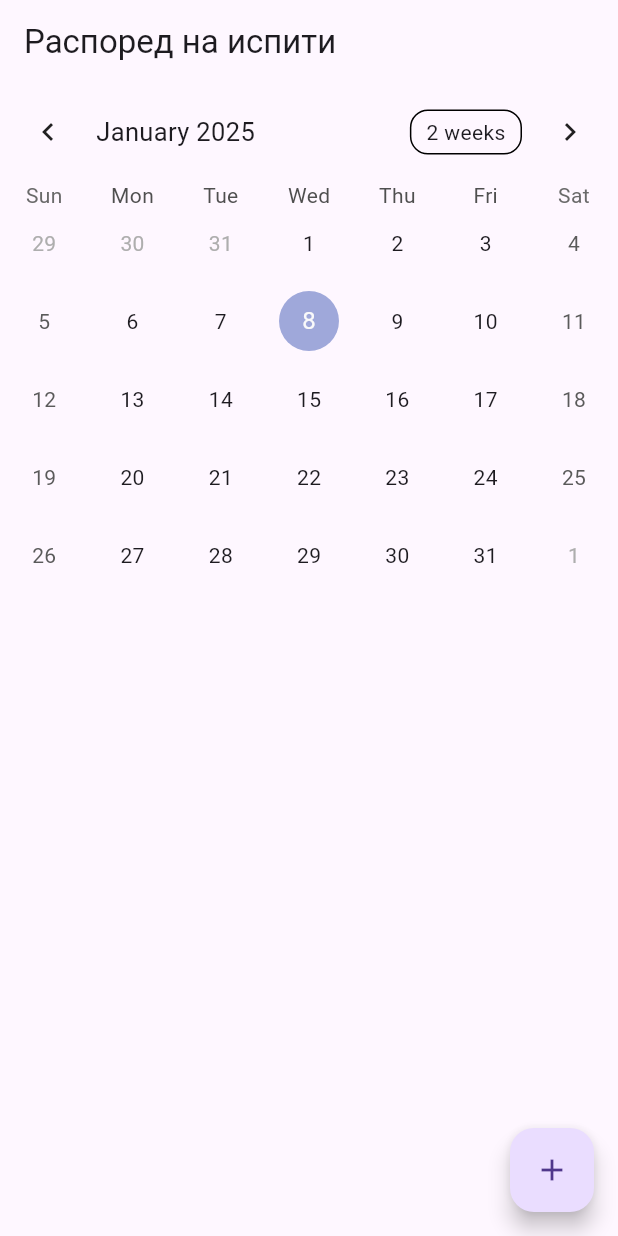
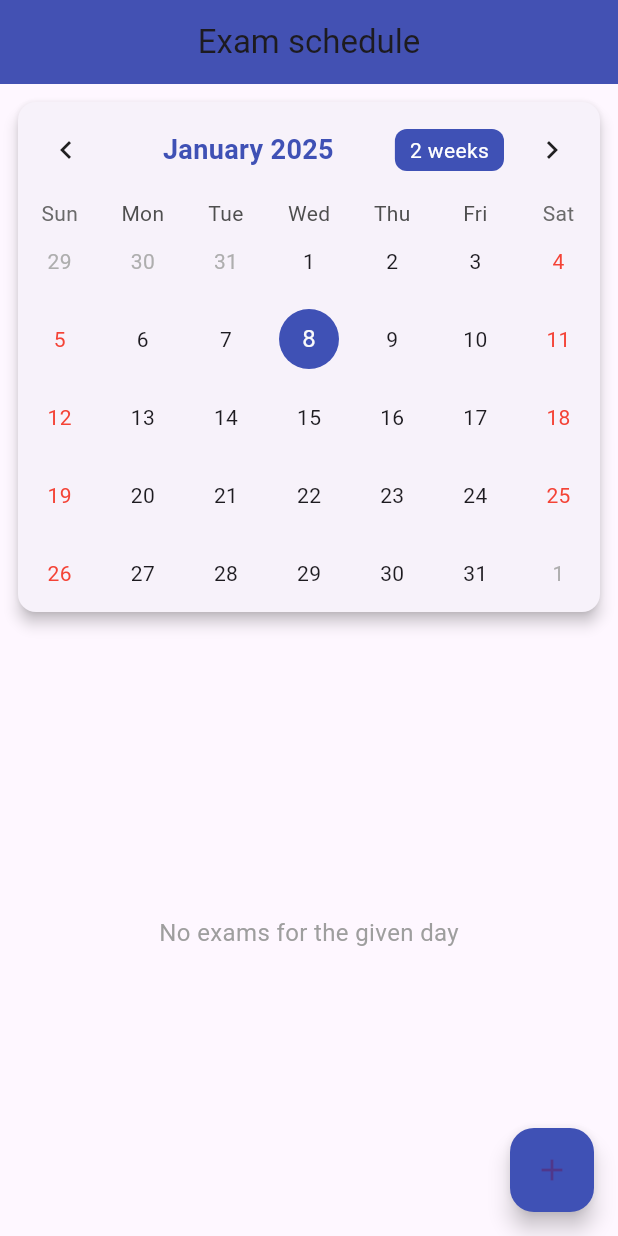
Before and after one commit to zdrave123/MIS_Lab4, a Flutter app: the screen it shows after launch, on a phone screen of 412 x 824 dp. Run offline on Flutter 3.47's test engine with Material 3 defaults, Android fonts, the light colour scheme and no system bars; drawn by our look-alikes of table_calendar; our stand-ins replace flutter_map, geolocator, latlong2.

Commit message:
Fixed/Final App

```diff
--- a/lib/main.dart
+++ b/lib/main.dart
@@ -11,7 +11,7 @@ class MyApp extends StatelessWidget {
   @override
   Widget build(BuildContext context) {
     return ChangeNotifierProvider(
-      create: (context) => ExamProvider(),
+      create: (context) => ExamService(),
       child: MaterialApp(
         title: 'Распоред на испити',
         debugShowCheckedModeBanner: false,
--- a/lib/models/exam_event.dart
+++ b/lib/models/exam.dart
@@ -1,13 +1,13 @@
 import 'package:latlong2/latlong.dart';
 
-class ExamEvent {
+class Exam {
   final String id;
   final String title;
   final DateTime dateTime;
   final LatLng location;
   final String locationName;
 
-  ExamEvent({
+  Exam({
     required this.id,
     required this.title,
     required this.dateTime,
@@ -26,8 +26,8 @@ class ExamEvent {
     };
   }
 
-  factory ExamEvent.fromMap(Map<String, dynamic> map) {
-    return ExamEvent(
+  factory Exam.fromMap(Map<String, dynamic> map) {
+    return Exam(
       id: map['id'],
       title: map['title'],
       dateTime: DateTime.parse(map['dateTime']),
--- a/lib/models/university_location.dart
+++ /dev/null
@@ -1,3 +0,0 @@
-import 'location.dart';
-
-Location university = Location("University", 42.00427, 21.40887);
--- a/lib/screens/calendar_screen.dart
+++ b/lib/screens/calendar_screen.dart
@@ -2,7 +2,7 @@ import 'package:flutter/material.dart';
 import 'package:mis_lab4/services/exam_service.dart';
 import 'package:table_calendar/table_calendar.dart';
 import 'package:provider/provider.dart';
-import 'package:mis_lab4/screens/add_exam_event_screen.dart';
+import 'package:mis_lab4/screens/add_exam_screen.dart';
 import 'package:mis_lab4/screens/map_screen.dart';
 
 class CalendarScreen extends StatefulWidget {
@@ -13,17 +13,26 @@ class CalendarScreen extends StatefulWidget {
 class _CalendarScreenState extends State<CalendarScreen> {
   CalendarFormat _calendarFormat = CalendarFormat.month;
   DateTime _focusedDay = DateTime.now();
-  DateTime? _selectedDay;
+  DateTime _selectedDay = DateTime.now();
 
   @override
   Widget build(BuildContext context) {
     return Scaffold(
       appBar: AppBar(
-        title: Text('Распоред на испити'),
+        title: Text('Exam schedule'),
+        centerTitle: true,
+        backgroundColor: Colors.indigo,
+        elevation: 4.0,
       ),
       body: Column(
         children: [
-          TableCalendar(
+          Card(
+            margin: EdgeInsets.all(12.0),
+            shape: RoundedRectangleBorder(
+              borderRadius: BorderRadius.circular(12.0),
+            ),
+            elevation: 4.0,
+            child: TableCalendar(
               firstDay: DateTime.utc(2024, 1, 1),
               lastDay: DateTime.utc(2025, 12, 31),
               focusedDay: _focusedDay,
@@ -43,26 +52,88 @@ class _CalendarScreenState extends State<CalendarScreen> {
                 });
               },
               eventLoader: (day) {
-              return context.read<ExamProvider>().getEventsForDay(day);
+                return context.read<ExamService>().getEventsForDay(day);
               },
+              headerStyle: HeaderStyle(
+                formatButtonVisible: true,
+                titleCentered: true,
+                formatButtonDecoration: BoxDecoration(
+                  color: Colors.indigo,
+                  borderRadius: BorderRadius.circular(8.0),
                 ),
+                formatButtonTextStyle: TextStyle(
+                  color: Colors.white,
+                ),
+                titleTextStyle: TextStyle(
+                  fontSize: 18.0,
+                  fontWeight: FontWeight.bold,
+                  color: Colors.indigo,
+                ),
+              ),
+              calendarStyle: CalendarStyle(
+                selectedDecoration: BoxDecoration(
+                  color: Colors.indigo,
+                  shape: BoxShape.circle,
+                ),
+                todayDecoration: BoxDecoration(
+                  color: Colors.indigoAccent,
+                  shape: BoxShape.circle,
+                ),
+                weekendTextStyle: TextStyle(color: Colors.red),
+              ),
+            ),
+          ),
+          // Event List Section
           Expanded(
-            child: Consumer<ExamProvider>(
+            child: Consumer<ExamService>(
               builder: (context, examProvider, child) {
                 final events = _selectedDay != null
                     ? examProvider.getEventsForDay(_selectedDay!)
                     : [];
+                if (events.isEmpty) {
+                  return Center(
+                    child: Text(
+                      'No exams for the given day',
+                      style: TextStyle(fontSize: 16.0, color: Colors.grey),
+                    ),
+                  );
+                }
                 return ListView.builder(
+                  padding: EdgeInsets.symmetric(vertical: 8.0, horizontal: 16.0),
                   itemCount: events.length,
                   itemBuilder: (context, index) {
                     final event = events[index];
-                    return ListTile(
-                      title: Text(event.title),
-                      subtitle: Text(
-                        '${event.dateTime.toString()} - ${event.location}',
+                    return Card(
+                      margin: EdgeInsets.symmetric(vertical: 8.0),
+                      shape: RoundedRectangleBorder(
+                        borderRadius: BorderRadius.circular(12.0),
+                      ),
+                      elevation: 4.0,
+                      child: ListTile(
+                        contentPadding: EdgeInsets.all(12.0),
+                        title: Text(
+                          event.title,
+                          style: TextStyle(fontSize: 16.0, fontWeight: FontWeight.w600),
+                        ),
+                        subtitle: Column(
+                          crossAxisAlignment: CrossAxisAlignment.start,
+                          children: [
+                            SizedBox(height: 4.0),
+                            Text(
+                              '${event.dateTime.toString()}',
+                              style: TextStyle(fontSize: 14.0, color: Colors.grey[600]),
+                            ),
+                            Text(
+                              'Location: ${event.locationName}',
+                              style: TextStyle(fontSize: 14.0, color: Colors.grey[600]),
+                            ),
+                          ],
+                        ),
+                        trailing: Icon(
+                          Icons.map,
+                          color: Colors.indigo,
                         ),
                         onTap: () {
-                        // Navigate to map screen with the event location
                           Navigator.push(
                             context,
                             MaterialPageRoute(
@@ -70,6 +141,7 @@ class _CalendarScreenState extends State<CalendarScreen> {
                             ),
                           );
                         },
+                      ),
                     );
                   },
                 );
@@ -80,14 +152,14 @@ class _CalendarScreenState extends State<CalendarScreen> {
       ),
       floatingActionButton: FloatingActionButton(
         onPressed: () {
-          // Navigate to add event screen
           Navigator.push(
             context,
             MaterialPageRoute(
-              builder: (context) => AddEventScreen(),
+              builder: (context) => AddExamScreen(initialDate: _selectedDay),
             ),
           );
         },
+        backgroundColor: Colors.indigo,
         child: Icon(Icons.add),
       ),
     );
--- a/lib/services/exam_service.dart
+++ b/lib/services/exam_service.dart
@@ -1,18 +1,18 @@
 import 'package:flutter/foundation.dart';
 
-import 'package:mis_lab4/models/exam_event.dart';
+import 'package:mis_lab4/models/exam.dart';
 
-class ExamProvider with ChangeNotifier {
-  List<ExamEvent> _events = [];
+class ExamService with ChangeNotifier {
+  List<Exam> _events = [];
 
-  List<ExamEvent> get events => _events;
+  List<Exam> get events => _events;
 
-  void addEvent(ExamEvent event) {
+  void addEvent(Exam event) {
     _events.add(event);
     notifyListeners();
   }
 
-  List<ExamEvent> getEventsForDay(DateTime day) {
+  List<Exam> getEventsForDay(DateTime day) {
     return _events.where((event) =>
     event.dateTime.year == day.year &&
         event.dateTime.month == day.month &&
```
Also changed, not shown: lib/models/location.dart (deleted, +0 -7 lines), lib/screens/add_exam_event_screen.dart (deleted, +0 -168 lines), lib/screens/add_exam_screen.dart (added, +231 -0 lines), lib/screens/map_screen.dart (+24 -58 lines). Lines whose indentation alone changed are shown as unchanged.
